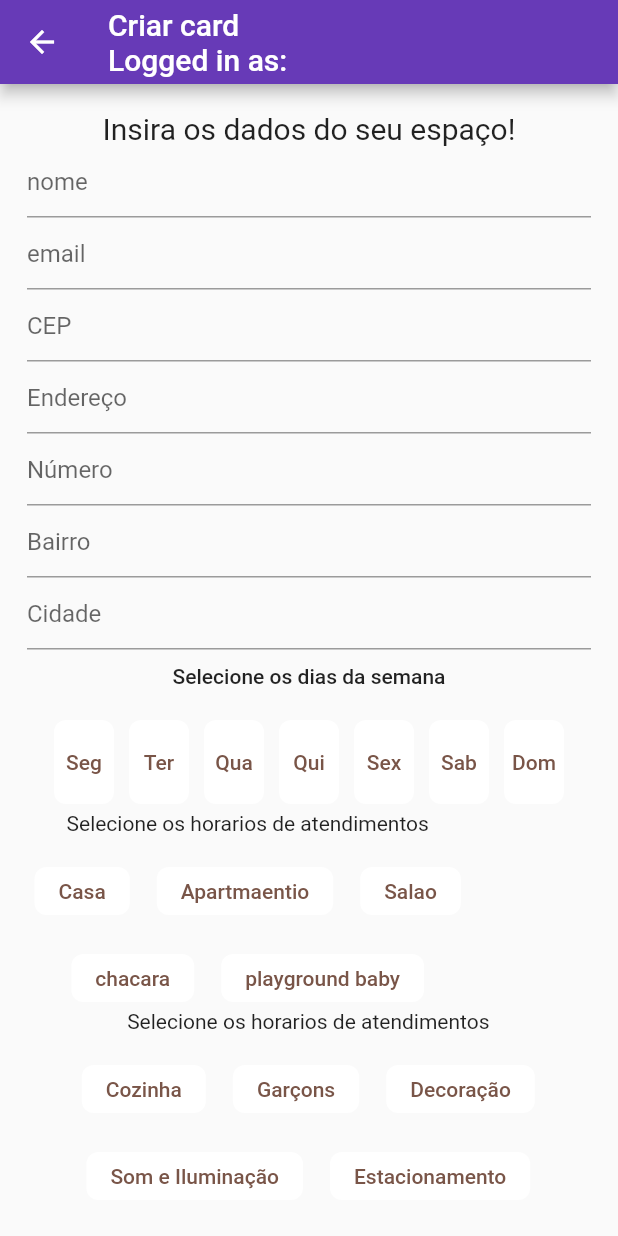
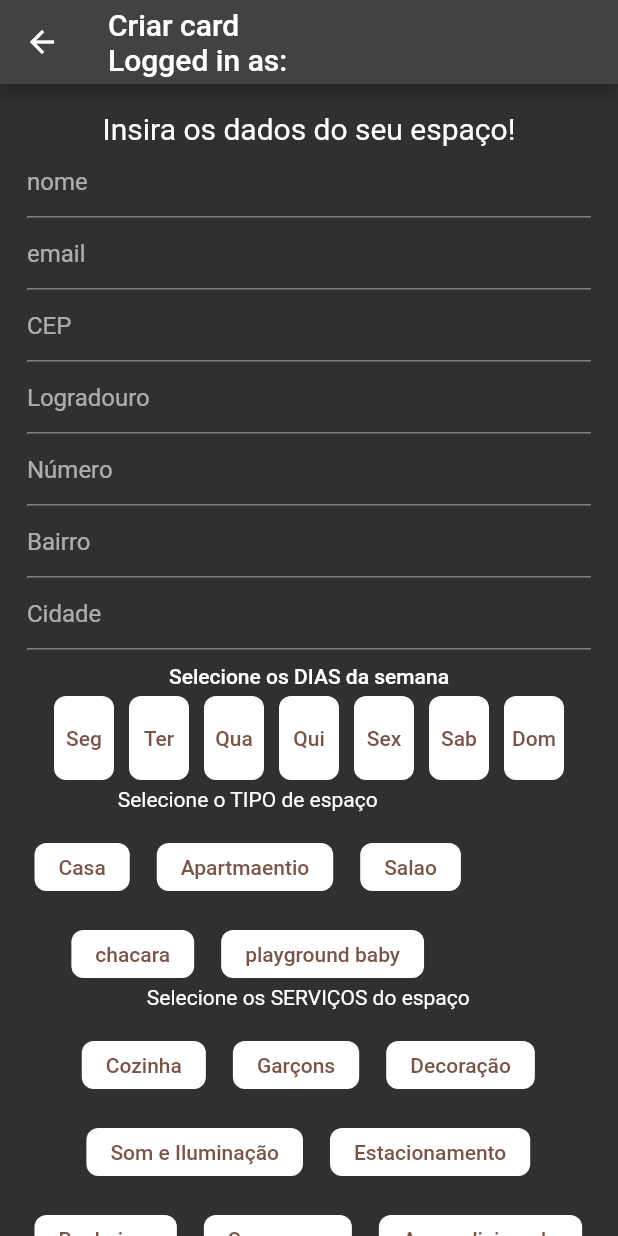
Before and after one commit to rodrigoaugusto99/git_flutter_festou, a Flutter app: the EspacoRegisterPage screen opened by its route, on a phone screen of 412 x 824 dp. Run offline on Flutter 3.47's test engine with Material 2 defaults, Android fonts, the phone set to English and light mode, and no system bars; our stand-ins replace cloud_firestore, firebase_auth, firebase_core, flutter_riverpod, geocoding, google_maps_flutter and 3 more; missing offline and left inert: search_cep, validatorless; accounts and stored records are empty; generated files the repository leaves out were written again; network calls fail.

Commit message:
FESTOU-10: Desenvolver lógica Model-View-ViewModel (MVVM) - Register Space

```diff
--- a/lib/main.dart
+++ b/lib/main.dart
@@ -10,8 +10,6 @@ import 'package:git_flutter_festou/src/features/register/space/space_register_pa
 import 'package:git_flutter_festou/src/features/register/user%20infos/user_register_infos_page.dart';
 import 'package:git_flutter_festou/src/features/register/user/user_register_page.dart';
 import 'package:git_flutter_festou/src/features/splash/splash_page.dart';
-import 'package:git_flutter_festou/src/features/test/firebase_test.dart';
-import 'package:git_flutter_festou/src/features/test/firebase_teste3.dart';
 
 Future<void> main() async {
   WidgetsFlutterBinding.ensureInitialized();
@@ -37,6 +35,7 @@ class MyApp extends StatelessWidget {
         '/register/user/infos': (_) => const UserRegisterInfosPage(),
       },
       theme: ThemeData(
+        brightness: Brightness.dark,
         primarySwatch: Colors.deepPurple,
         dialogTheme: DialogTheme(
           backgroundColor: Colors.white,
--- a/lib/src/features/register/space/space_register_page.dart
+++ b/lib/src/features/register/space/space_register_page.dart
@@ -3,9 +3,9 @@ import 'package:firebase_auth/firebase_auth.dart';
 import 'package:flutter/material.dart';
 import 'package:flutter_riverpod/flutter_riverpod.dart';
 import 'package:git_flutter_festou/src/features/register/space/space_register_vm.dart';
-import 'package:git_flutter_festou/src/features/register/widgets/options_panel.dart';
-import 'package:git_flutter_festou/src/features/register/widgets/servicos_painel.dart';
-import 'package:git_flutter_festou/src/features/register/widgets/tipo_painel.dart';
+import 'package:git_flutter_festou/src/features/register/widgets/weekdays_panel.dart';
+import 'package:git_flutter_festou/src/features/register/widgets/services_panel.dart';
+import 'package:git_flutter_festou/src/features/register/widgets/type_panel.dart';
 import 'package:search_cep/search_cep.dart';
 import 'package:validatorless/validatorless.dart';
 
@@ -74,7 +74,10 @@ class _EspacoRegisterPageState extends ConsumerState<EspacoRegisterPage> {
                 ),
                 TextFormField(
                   controller: emailEC,
-                  validator: Validatorless.email('email invalido'),
+                  validator: Validatorless.multiple([
+                    Validatorless.required('Email obrigatorio'),
+                    Validatorless.email('Email invalido')
+                  ]),
                   decoration: const InputDecoration(
                     hintText: 'email',
                   ),
@@ -107,9 +110,9 @@ class _EspacoRegisterPageState extends ConsumerState<EspacoRegisterPage> {
                 ),
                 TextFormField(
                   controller: enderecoEC,
-                  validator: Validatorless.required('endereço obrigatorio'),
+                  validator: Validatorless.required('logradouro obrigatorio'),
                   decoration: const InputDecoration(
-                    hintText: 'Endereço',
+                    hintText: 'Logradouro',
                   ),
                 ),
                 TextFormField(
@@ -137,18 +140,21 @@ class _EspacoRegisterPageState extends ConsumerState<EspacoRegisterPage> {
                   height: 10,
                 ),
                 WeekDaysPanel(
+                  text: 'Selecione os DIAS da semana',
                   onDayPressed: (value) {
                     log('onDayPressed: $value');
                     spaceRegister.addOrRemoveAvailableDay(value);
                   },
                 ),
-                TipoPanel(
+                TypePanel(
+                  text: 'Selecione o TIPO de espaço',
                   onTypePressed: (value) {
                     log('onTypePressed: $value');
                     spaceRegister.addOrRemoveType(value);
                   },
                 ),
-                ServicoPanel(
+                ServicesPanel(
+                  text: 'Selecione os SERVIÇOS do espaço',
                   onServicePressed: (value) {
                     log('onServicePressed: $value');
                     spaceRegister.addOrRemoveService(value);
@@ -168,6 +174,7 @@ class _EspacoRegisterPageState extends ConsumerState<EspacoRegisterPage> {
                     ),
                     ElevatedButton(
                       onPressed: () => spaceRegister.register(
+                        user,
                         nomeEC.text,
                         emailEC.text,
                         cepEC.text,
--- a/lib/src/features/register/widgets/servicos_painel.dart
+++ b/lib/src/features/register/widgets/services_panel.dart
@@ -1,11 +1,13 @@
 // ignore_for_file: public_member_api_docs, sort_constructors_first
 import 'package:flutter/material.dart';
 
-class ServicoPanel extends StatelessWidget {
+class ServicesPanel extends StatelessWidget {
   final ValueChanged<String> onServicePressed;
-  ServicoPanel({
+  final String text;
+  ServicesPanel({
     super.key,
     required this.onServicePressed,
+    required this.text,
   });
 
   List<String> availableServices = [
@@ -26,7 +28,7 @@ class ServicoPanel extends StatelessWidget {
     return SizedBox(
       child: Column(
         children: [
-          const Text('Selecione os horarios de atendimentos'),
+          Text(text),
           const SizedBox(
             height: 16,
           ),
--- a/lib/src/features/register/widgets/tipo_painel.dart
+++ b/lib/src/features/register/widgets/type_panel.dart
@@ -1,10 +1,12 @@
 // ignore_for_file: public_member_api_docs, sort_constructors_first
 import 'package:flutter/material.dart';
 
-class TipoPanel extends StatelessWidget {
+class TypePanel extends StatelessWidget {
   final ValueChanged<String> onTypePressed;
-  TipoPanel({
+  final String text;
+  TypePanel({
     required this.onTypePressed,
+    required this.text,
     super.key,
   });
 
@@ -21,7 +23,7 @@ class TipoPanel extends StatelessWidget {
     return SizedBox(
       child: Column(
         children: [
-          const Text('Selecione os horarios de atendimentos'),
+          Text(text),
           const SizedBox(
             height: 16,
           ),
--- a/lib/src/features/register/widgets/options_panel.dart
+++ b/lib/src/features/register/widgets/weekdays_panel.dart
@@ -3,8 +3,10 @@ import 'package:flutter/material.dart';
 
 class WeekDaysPanel extends StatelessWidget {
   final ValueChanged<String> onDayPressed;
+  final String text;
   const WeekDaysPanel({
     required this.onDayPressed,
+    required this.text,
     super.key,
   });
 
@@ -15,12 +17,9 @@ class WeekDaysPanel extends StatelessWidget {
       child: Column(
         crossAxisAlignment: CrossAxisAlignment.center,
         children: [
-          const Text(
-            'Selecione os dias da semana',
-            style: TextStyle(fontSize: 14, fontWeight: FontWeight.w500),
-          ),
-          const SizedBox(
-            height: 16,
+          Text(
+            text,
+            style: const TextStyle(fontSize: 14, fontWeight: FontWeight.w500),
           ),
           //rolagem caso dispositivo pequeno
           SingleChildScrollView(
```
Also changed, not shown: lib/src/features/register/space/space_register_vm.dart (+18 -11 lines), lib/src/repositories/space/space_repository.dart (+3 -7 lines), lib/src/repositories/space/space_repository_impl.dart (+45 -10 lines).
